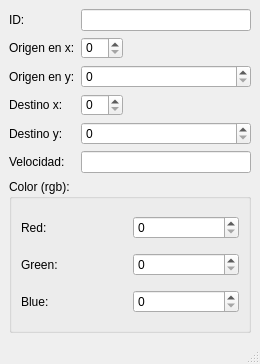
Adrian-GN/Actividad08-UI-User-interface-, file User_Interface.ui: the form before one commit.
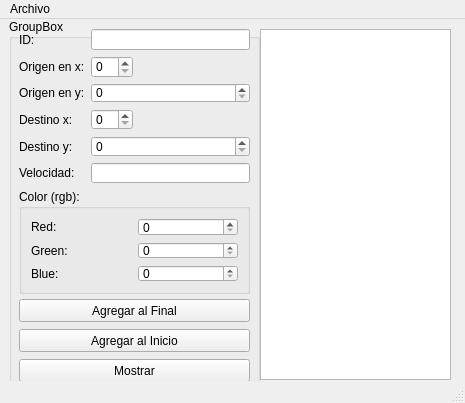
The form after the commit.

What changed in the file:
```diff
--- a/User_Interface.ui
+++ b/User_Interface.ui
@@ -6,14 +6,131 @@
    <rect>
     <x>0</x>
     <y>0</y>
-    <width>260</width>
-    <height>364</height>
+    <width>465</width>
+    <height>403</height>
    </rect>
   </property>
   <property name="windowTitle">
    <string>MainWindow</string>
   </property>
   <widget class="QWidget" name="centralwidget">
+   <widget class="QGroupBox" name="groupBox_2">
+    <property name="geometry">
+     <rect>
+      <x>9</x>
+      <y>0</y>
+      <width>251</width>
+      <height>371</height>
+     </rect>
+    </property>
+    <property name="title">
+     <string>GroupBox</string>
+    </property>
+    <widget class="QGroupBox" name="Color_RGB">
+     <property name="geometry">
+      <rect>
+       <x>10</x>
+       <y>170</y>
+       <width>231</width>
+       <height>105</height>
+      </rect>
+     </property>
+     <property name="title">
+      <string>Color (rgb):</string>
+     </property>
+     <layout class="QGridLayout" name="gridLayout_2">
+      <item row="1" column="1">
+       <widget class="QSpinBox" name="Green_spinBox">
+        <property name="maximum">
+         <number>255</number>
+        </property>
+       </widget>
+      </item>
+      <item row="2" column="0">
+       <widget class="QLabel" name="label_9">
+        <property name="text">
+         <string>Blue:</string>
+        </property>
+       </widget>
+      </item>
+      <item row="1" column="0">
+       <widget class="QLabel" name="label_8">
+        <property name="text">
+         <string>Green:</string>
+        </property>
+       </widget>
+      </item>
+      <item row="0" column="1">
+       <widget class="QSpinBox" name="Red_spinBox">
+        <property name="maximum">
+         <number>255</number>
+        </property>
+       </widget>
+      </item>
+      <item row="2" column="1">
+       <widget class="QSpinBox" name="Blue_spinBox">
+        <property name="maximum">
+         <number>255</number>
+        </property>
+       </widget>
+      </item>
+      <item row="0" column="0">
+       <widget class="QLabel" name="label_7">
+        <property name="text">
+         <string>Red:</string>
+        </property>
+       </widget>
+      </item>
+     </layout>
+    </widget>
+    <widget class="QPushButton" name="Agregar_Final_pushButton">
+     <property name="geometry">
+      <rect>
+       <x>10</x>
+       <y>280</y>
+       <width>231</width>
+       <height>23</height>
+      </rect>
+     </property>
+     <property name="text">
+      <string>Agregar al Final</string>
+     </property>
+    </widget>
+    <widget class="QPushButton" name="Agregar_Inicio_pushButton">
+     <property name="geometry">
+      <rect>
+       <x>10</x>
+       <y>310</y>
+       <width>231</width>
+       <height>23</height>
+      </rect>
+     </property>
+     <property name="text">
+      <string>Agregar al Inicio</string>
+     </property>
+    </widget>
+    <widget class="QPushButton" name="Mostrar_pushButton">
+     <property name="geometry">
+      <rect>
+       <x>10</x>
+       <y>340</y>
+       <width>231</width>
+       <height>23</height>
+      </rect>
+     </property>
+     <property name="text">
+      <string>Mostrar</string>
+     </property>
+    </widget>
+    <widget class="QWidget" name="layoutWidget">
+     <property name="geometry">
+      <rect>
+       <x>10</x>
+       <y>10</y>
+       <width>231</width>
+       <height>154</height>
+      </rect>
+     </property>
    <layout class="QGridLayout" name="gridLayout">
     <item row="0" column="0">
      <widget class="QLabel" name="label">
@@ -22,34 +139,8 @@
       </property>
      </widget>
     </item>
-    <item row="0" column="1">
-     <widget class="QLineEdit" name="lineEdit"/>
-    </item>
-    <item row="1" column="0">
-     <widget class="QLabel" name="label_2">
-      <property name="text">
-       <string>Origen en x:</string>
-      </property>
-     </widget>
-    </item>
-    <item row="1" column="1">
-     <widget class="QSpinBox" name="spinBox">
-      <property name="minimumSize">
-       <size>
-        <width>42</width>
-        <height>22</height>
-       </size>
-      </property>
-      <property name="maximumSize">
-       <size>
-        <width>42</width>
-        <height>22</height>
-       </size>
-      </property>
-      <property name="maximum">
-       <number>500</number>
-      </property>
-     </widget>
+      <item row="5" column="1">
+       <widget class="QLineEdit" name="Velocidad_lineEdit"/>
     </item>
     <item row="2" column="0">
      <widget class="QLabel" name="label_3">
@@ -58,33 +149,6 @@
       </property>
      </widget>
     </item>
-    <item row="2" column="1">
-     <widget class="QSpinBox" name="spinBox_2">
-      <property name="maximum">
-       <number>500</number>
-      </property>
-     </widget>
-    </item>
-    <item row="3" column="0">
-     <widget class="QLabel" name="label_4">
-      <property name="text">
-       <string>Destino x:</string>
-      </property>
-     </widget>
-    </item>
-    <item row="3" column="1">
-     <widget class="QSpinBox" name="spinBox_3">
-      <property name="maximumSize">
-       <size>
-        <width>42</width>
-        <height>22</height>
-       </size>
-      </property>
-      <property name="maximum">
-       <number>500</number>
-      </property>
-     </widget>
-    </item>
     <item row="4" column="0">
      <widget class="QLabel" name="label_5">
       <property name="text">
@@ -92,8 +156,43 @@
       </property>
      </widget>
     </item>
-    <item row="4" column="1">
-     <widget class="QSpinBox" name="spinBox_4">
+      <item row="3" column="1">
+       <widget class="QSpinBox" name="Destino_x_spinBox">
+        <property name="maximumSize">
+         <size>
+          <width>42</width>
+          <height>22</height>
+         </size>
+        </property>
+        <property name="maximum">
+         <number>500</number>
+        </property>
+       </widget>
+      </item>
+      <item row="0" column="1">
+       <widget class="QLineEdit" name="ID_lineEdit"/>
+      </item>
+      <item row="1" column="1">
+       <widget class="QSpinBox" name="Origen_x_spinBox">
+        <property name="minimumSize">
+         <size>
+          <width>42</width>
+          <height>22</height>
+         </size>
+        </property>
+        <property name="maximumSize">
+         <size>
+          <width>42</width>
+          <height>22</height>
+         </size>
+        </property>
+        <property name="maximum">
+         <number>500</number>
+        </property>
+       </widget>
+      </item>
+      <item row="2" column="1">
+       <widget class="QSpinBox" name="Origen_y_spinBox">
       <property name="maximum">
        <number>500</number>
       </property>
@@ -106,71 +205,58 @@
       </property>
      </widget>
     </item>
-    <item row="5" column="1">
-     <widget class="QLineEdit" name="lineEdit_2"/>
-    </item>
-    <item row="6" column="0" colspan="2">
-     <widget class="QGroupBox" name="groupBox">
-      <property name="title">
-       <string>Color (rgb):</string>
-      </property>
-      <layout class="QGridLayout" name="gridLayout_2">
-       <item row="0" column="0">
-        <widget class="QLabel" name="label_7">
-         <property name="text">
-          <string>Red:</string>
-         </property>
-        </widget>
-       </item>
-       <item row="0" column="1">
-        <widget class="QSpinBox" name="spinBox_5">
-         <property name="maximum">
-          <number>255</number>
-         </property>
-        </widget>
-       </item>
        <item row="1" column="0">
-        <widget class="QLabel" name="label_8">
+       <widget class="QLabel" name="label_2">
          <property name="text">
-          <string>Green:</string>
+         <string>Origen en x:</string>
          </property>
         </widget>
        </item>
-       <item row="1" column="1">
-        <widget class="QSpinBox" name="spinBox_6">
-         <property name="maximum">
-          <number>255</number>
-         </property>
-        </widget>
-       </item>
-       <item row="2" column="0">
-        <widget class="QLabel" name="label_9">
+      <item row="3" column="0">
+       <widget class="QLabel" name="label_4">
          <property name="text">
-          <string>Blue:</string>
+         <string>Destino x:</string>
          </property>
         </widget>
        </item>
-       <item row="2" column="1">
-        <widget class="QSpinBox" name="spinBox_7">
+      <item row="4" column="1">
+       <widget class="QSpinBox" name="Destino_y_spinBox">
          <property name="maximum">
-          <number>255</number>
+         <number>500</number>
          </property>
         </widget>
        </item>
       </layout>
      </widget>
-    </item>
-   </layout>
+   </widget>
+   <widget class="QPlainTextEdit" name="Salida">
+    <property name="geometry">
+     <rect>
+      <x>260</x>
+      <y>10</y>
+      <width>191</width>
+      <height>351</height>
+     </rect>
+    </property>
+   </widget>
   </widget>
   <widget class="QMenuBar" name="menubar">
    <property name="geometry">
     <rect>
      <x>0</x>
      <y>0</y>
-     <width>260</width>
+     <width>465</width>
      <height>21</height>
     </rect>
    </property>
+   <widget class="QMenu" name="menuArchivo">
+    <property name="title">
+     <string>Archivo</string>
+    </property>
+    <addaction name="actionAbrir"/>
+    <addaction name="actionGuardar"/>
+   </widget>
+   <addaction name="menuArchivo"/>
   </widget>
   <widget class="QStatusBar" name="statusbar"/>
  </widget>
```
Left out of the diff: 18 changed lines with no effect on the pictures. Lines whose indentation alone changed are shown as unchanged.
